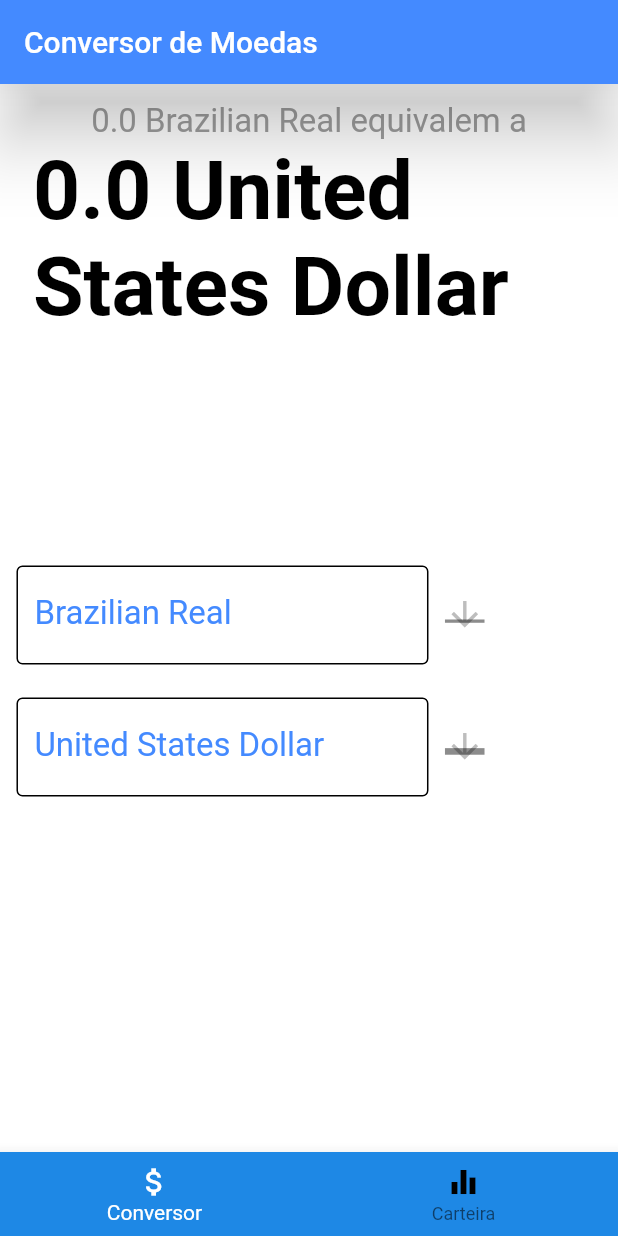
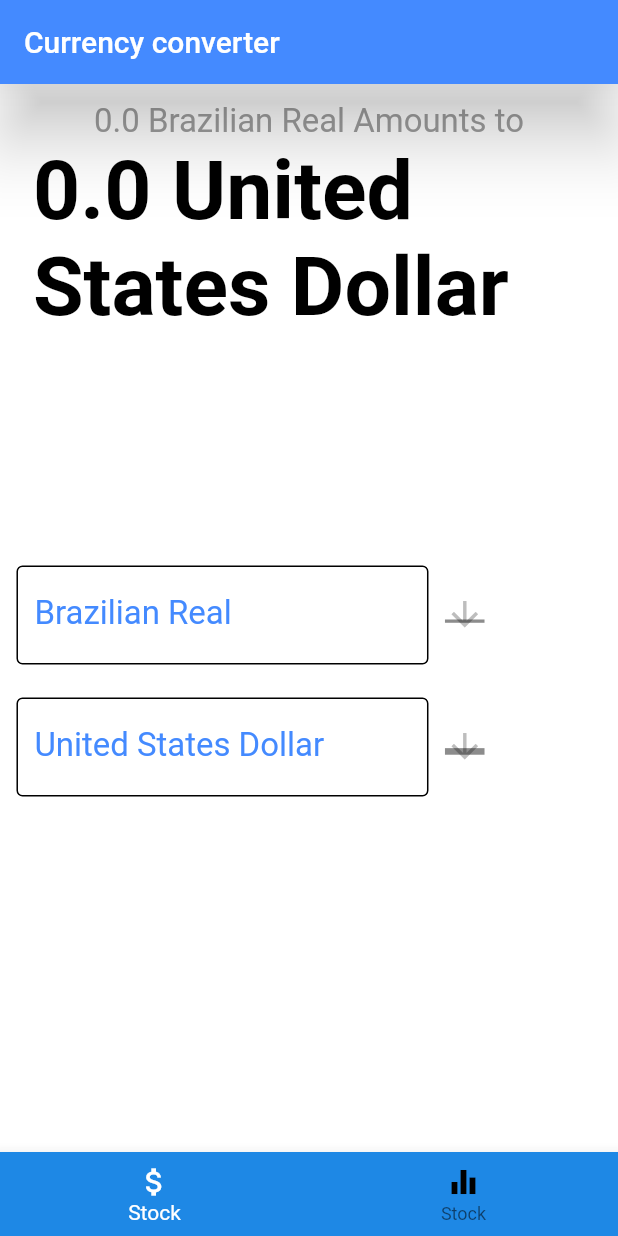
Before and after one commit to iojoaomarcos/Stonks, a Flutter app: the ConversorPage screen opened directly, on a phone screen of 412 x 824 dp. Run offline on Flutter 3.47's test engine with Material 2 defaults, Android fonts, the phone set to English and light mode, and no system bars; our stand-ins replace firebase_auth, firebase_database, google_sign_in, sqflite; accounts and stored records are empty.

Commit message:
tradução tela 6
conversor page

```diff
--- a/Projeto_Final/lib/conversor_moedas/conversor_page.dart
+++ b/Projeto_Final/lib/conversor_moedas/conversor_page.dart
@@ -188,7 +188,7 @@ class _ConversorPageState extends State<ConversorPage> {
       backgroundColor: Colors.white,
       appBar: AppBar(
         title: Text(
-          "Conversor de Moedas",
+          "Currency converter",
           style: TextStyle(color: Colors.white),
         ),
         backgroundColor: Colors.blueAccent,
@@ -201,7 +201,7 @@ class _ConversorPageState extends State<ConversorPage> {
             Padding(
               padding: EdgeInsets.all(setWidth(1.0)),
               child: Text(
-                "$_moeda1 $_moedaNome equivalem a",
+                "$_moeda1 $_moedaNome Amounts to",
                 style: TextStyle(
                   color: Colors.grey,
                   fontSize: setWidth(20.0),
@@ -326,7 +326,7 @@ class _ConversorPageState extends State<ConversorPage> {
               color: Colors.white,
             ),
             title: Text(
-              'Conversor',
+              'Stock',
               style: TextStyle(color: Colors.white, fontSize: setWidth(18.0)),
             ),
           ),
@@ -336,7 +336,7 @@ class _ConversorPageState extends State<ConversorPage> {
               color: Colors.black,
             ),
             title: Text(
-              'Carteira',
+              'Stock',
               style: TextStyle(color: Colors.black, fontSize: setWidth(18.0)),
             ),
           ),
```
